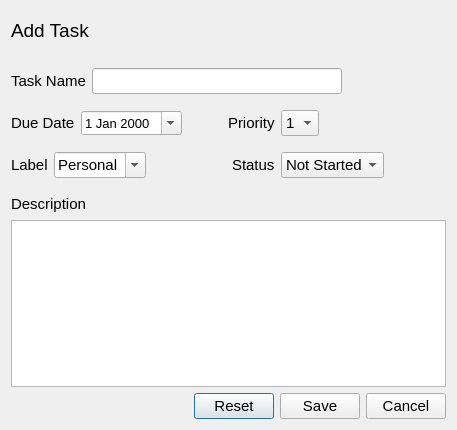
Before: the Qt Designer form ui/add_task.ui in VicMbugua/TaskManagementSystem, drawn with Qt 5.
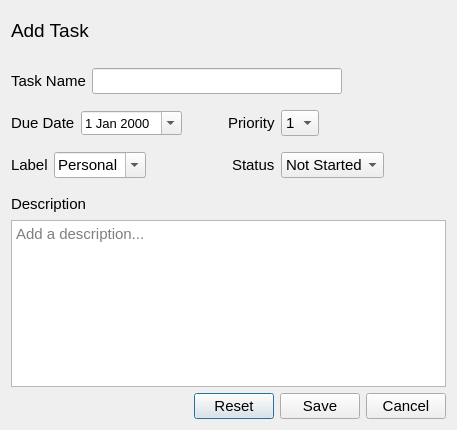
After: the same form once the commit is applied.

Diff of the .ui file:
```diff
--- a/ui/add_task.ui
+++ b/ui/add_task.ui
@@ -346,6 +346,9 @@
      <property name="tabChangesFocus">
       <bool>true</bool>
      </property>
+     <property name="placeholderText">
+      <string>Add a description...</string>
+     </property>
     </widget>
    </item>
    <item>
```
